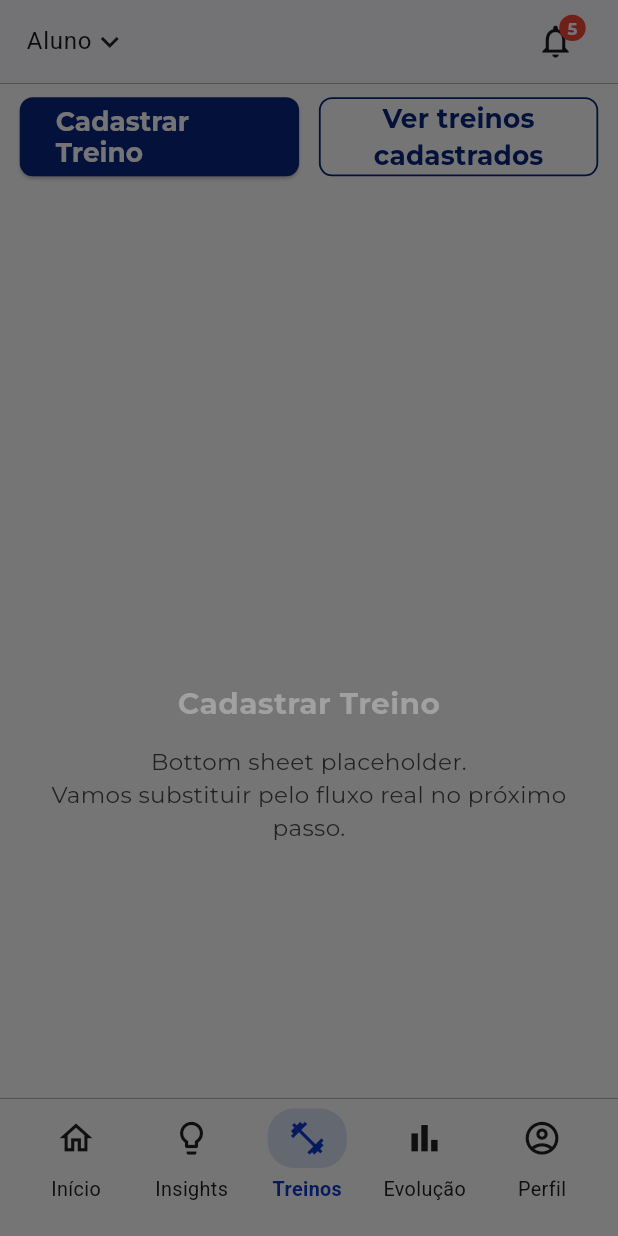
After one commit to grbeltrame/TCC-MOTIVA-APP, a Flutter app: the screen it shows after launch, after a tap on "Entrar", after a tap on "Cadastrar Treino", on a phone screen of 412 x 824 dp. The commit adds this screen. Run offline on Flutter 3.47's test engine with Material 3 defaults, Android fonts, the phone set to English and light mode, and no system bars; our stand-ins replace cloud_firestore, cloud_functions, firebase_auth, firebase_core, flutter_svg, google_sign_in and 2 more; accounts and stored records are empty.

```diff
--- a/flutter_app/lib/core/theme/app_theme.dart
+++ b/flutter_app/lib/core/theme/app_theme.dart
@@ -179,21 +179,21 @@ class AppTheme {
       // ======================
       // Dialogs
       // // ======================
-      // dialogTheme: DialogTheme(
-      //   shape: RoundedRectangleBorder(borderRadius: BorderRadius.circular(16)),
-      //   titleTextStyle: TextStyle(
-      //     fontFamily: AppFonts.montserrat,
-      //     fontWeight: AppFontWeight.bold,
-      //     fontSize: 20,
-      //     color: AppColors.darkText,
-      //   ),
-      //   contentTextStyle: TextStyle(
-      //     fontFamily: AppFonts.roboto,
-      //     fontWeight: AppFontWeight.regular,
-      //     fontSize: 14,
-      //     color: AppColors.darkText,
-      //   ),
-      // ),
+      dialogTheme: DialogTheme(
+        shape: RoundedRectangleBorder(borderRadius: BorderRadius.circular(16)),
+        titleTextStyle: TextStyle(
+          fontFamily: AppFonts.montserrat,
+          fontWeight: AppFontWeight.bold,
+          fontSize: 20,
+          color: AppColors.darkText,
+        ),
+        contentTextStyle: TextStyle(
+          fontFamily: AppFonts.roboto,
+          fontWeight: AppFontWeight.regular,
+          fontSize: 14,
+          color: AppColors.darkText,
+        ),
+      ),
 
       // ======================
       // SnackBar
--- a/flutter_app/lib/features/auth/presentation/login_screen.dart
+++ b/flutter_app/lib/features/auth/presentation/login_screen.dart
@@ -132,7 +132,7 @@ class _LoginScreenState extends State<LoginScreen> {
                   onPressed:
                       () => Navigator.pushReplacementNamed(
                         context,
-                        AppRoutes.athleteHome,
+                        AppRoutes.coachTraining,
                       ), //leva direto pra pagina de atleta pra teste
                   // onPressed: () { ///DESCOMENTAR QUANDO TIVER VALIDAÇÃO DO BACKEND
                   //   // if (_formKey.currentState!.validate()) {
--- /dev/null
+++ b/flutter_app/lib/features/user/coach/coach_registered_trainings_screen.dart
@@ -0,0 +1,45 @@
+// lib/shared/screens/athlete_training_screen.dart
+import 'package:flutter/material.dart';
+import 'package:flutter_app/shared/widgets/mocks/app_bottom_sheet.dart';
+import 'package:flutter_app/shared/widgets/utils/back_button.dart';
+import 'package:flutter_app/shared/widgets/utils/bottom_navbar.dart';
+import 'package:flutter_app/shared/widgets/bottom_sheets/box_signup_coach.dart';
+
+import 'package:flutter_app/shared/widgets/utils/top_navbar.dart';
+
+class CoachRegisteredTrainingScreen extends StatefulWidget {
+  static const routeName = '/coach_registered_training';
+  const CoachRegisteredTrainingScreen({Key? key}) : super(key: key);
+
+  @override
+  State<CoachRegisteredTrainingScreen> createState() =>
+      _CoachRegisteredTrainingScreenState();
+}
+
+class _CoachRegisteredTrainingScreenState
+    extends State<CoachRegisteredTrainingScreen> {
+  void _openRegisterBoxSheet(BuildContext context) {
+    showAppBottomSheet(context, const BoxSignupCoach());
+  }
+
+  @override
+  Widget build(BuildContext context) {
+    final scale = MediaQuery.of(context).size.width / 375.0;
+
+    return Scaffold(
+      appBar: TopNavbar(onRegisterBox: () => _openRegisterBoxSheet(context)),
+      bottomNavigationBar: const BottomNavBar(),
+
+      body: SingleChildScrollView(
+        padding: EdgeInsets.symmetric(
+          vertical: 8 * scale,
+          horizontal: 12 * scale,
+        ),
+        child: Column(
+          crossAxisAlignment: CrossAxisAlignment.stretch,
+          children: [AppBackButton()],
+        ),
+      ),
+    );
+  }
+}
--- /dev/null
+++ b/flutter_app/lib/features/user/coach/coach_training_screen.dart
@@ -0,0 +1,46 @@
+// lib/shared/screens/athlete_training_screen.dart
+import 'package:flutter/material.dart';
+import 'package:flutter_app/shared/widgets/mocks/app_bottom_sheet.dart';
+import 'package:flutter_app/shared/widgets/sections/coach/coach_trainings_actions_section.dart';
+import 'package:flutter_app/shared/widgets/utils/bottom_navbar.dart';
+import 'package:flutter_app/shared/widgets/bottom_sheets/box_signup_coach.dart';
+
+import 'package:flutter_app/shared/widgets/utils/top_navbar.dart';
+
+class CoachTrainingScreen extends StatefulWidget {
+  static const routeName = '/coach_training';
+  const CoachTrainingScreen({Key? key}) : super(key: key);
+
+  @override
+  State<CoachTrainingScreen> createState() => _CoachTrainingScreenState();
+}
+
+class _CoachTrainingScreenState extends State<CoachTrainingScreen> {
+  void _openRegisterBoxSheet(BuildContext context) {
+    showAppBottomSheet(context, const BoxSignupCoach());
+  }
+
+  @override
+  Widget build(BuildContext context) {
+    final scale = MediaQuery.of(context).size.width / 375.0;
+
+    return Scaffold(
+      appBar: TopNavbar(onRegisterBox: () => _openRegisterBoxSheet(context)),
+      bottomNavigationBar: const BottomNavBar(),
+
+      body: SingleChildScrollView(
+        padding: EdgeInsets.symmetric(
+          vertical: 8 * scale,
+          horizontal: 12 * scale,
+        ),
+        child: Column(
+          crossAxisAlignment: CrossAxisAlignment.stretch,
+          children: [
+            // Botoes de navegação
+            CoachTrainingsActionsSection(),
+          ],
+        ),
+      ),
+    );
+  }
+}
--- a/flutter_app/lib/routes/app_routes.dart
+++ b/flutter_app/lib/routes/app_routes.dart
@@ -23,6 +23,8 @@ import 'package:flutter_app/features/auth/presentation/reset_password_screen.dar
 import 'package:flutter_app/features/auth/presentation/terms_screen.dart';
 import 'package:flutter_app/features/auth/presentation/privacy_policy_screen.dart';
 import 'package:flutter_app/features/splash/presentation/splash_screen.dart';
+import 'package:flutter_app/features/user/coach/coach_registered_trainings_screen.dart';
+import 'package:flutter_app/features/user/coach/coach_training_screen.dart';
 
 /// Centralização de nomes e mapeamento de rotas da aplicação.
 class AppRoutes {
@@ -55,6 +57,9 @@ class AppRoutes {
       AllChampionshipsScreen.routeName;
 
   static const String coachHome = CoachHomeScreen.routeName;
+  static const String coachTraining = CoachTrainingScreen.routeName;
+  static String coachRegisteredTrainings =
+      CoachRegisteredTrainingScreen.routeName;
 }
 
 /// Mapeamento de rotas para usar no MaterialApp(routes:)
@@ -82,4 +87,7 @@ final Map<String, WidgetBuilder> appRouteMap = {
   AppRoutes.athleteAllChampionships: (_) => const AllChampionshipsScreen(),
 
   AppRoutes.coachHome: (_) => const CoachHomeScreen(),
+  AppRoutes.coachTraining: (_) => const CoachTrainingScreen(),
+  AppRoutes.coachRegisteredTrainings:
+      (_) => const CoachRegisteredTrainingScreen(),
 };
--- /dev/null
+++ b/flutter_app/lib/shared/widgets/sections/coach/coach_trainings_actions_section.dart
@@ -0,0 +1,135 @@
+import 'package:flutter/material.dart';
+import 'package:flutter_app/core/constants/app_colors.dart';
+import 'package:flutter_app/core/constants/app_fonts.dart';
+import 'package:flutter_app/routes/app_routes.dart';
+import 'package:flutter_app/shared/widgets/mocks/app_bottom_sheet.dart';
+import 'package:flutter_app/shared/widgets/utils/primary_button.dart';
+
+/// SECTION pública: dois botões no padrão do projeto.
+/// - "Cadastrar Treino": abre bottom sheet (placeholder por enquanto)
+/// - "Ver treinos cadastrados": navega para a página de listagem
+class CoachTrainingsActionsSection extends StatelessWidget {
+  const CoachTrainingsActionsSection({super.key});
+
+  void _openCreateTrainingSheet(BuildContext context) {
+    // Placeholder do bottom sheet – vamos substituir pelo fluxo real depois
+    showAppBottomSheet(context, const _CreateTrainingSheetPlaceholder());
+  }
+
+  void _goToRegisteredTrainings(BuildContext context) {
+    // TODO(nav): confirmar se esta rota está certa no seu AppRoutes
+    Navigator.pushNamed(context, AppRoutes.coachRegisteredTrainings);
+  }
+
+  @override
+  Widget build(BuildContext context) {
+    final scale = MediaQuery.of(context).size.width / 375.0;
+
+    return Row(
+      children: [
+        // Botão preenchido — usa o seu PrimaryButton
+        Expanded(
+          child: PrimaryButton(
+            label: 'Cadastrar Treino',
+            onPressed: () => _openCreateTrainingSheet(context),
+          ),
+        ),
+        SizedBox(width: 12 * scale),
+        // Botão contornado — estilo alinhado ao DS do projeto
+        Expanded(
+          child: _OutlinedActionButton(
+            label: 'Ver treinos cadastrados',
+            onPressed: () => _goToRegisteredTrainings(context),
+          ),
+        ),
+      ],
+    );
+  }
+}
+
+/// Bottom sheet temporário — só para manter a navegação funcionando.
+/// Trocaremos pelo conteúdo real quando formos construir o fluxo.
+class _CreateTrainingSheetPlaceholder extends StatelessWidget {
+  const _CreateTrainingSheetPlaceholder();
+
+  @override
+  Widget build(BuildContext context) {
+    final scale = MediaQuery.of(context).size.width / 375.0;
+    final inset = MediaQuery.of(context).viewInsets.bottom;
+
+    return Padding(
+      padding: EdgeInsets.fromLTRB(
+        16 * scale,
+        16 * scale,
+        16 * scale,
+        inset + 16 * scale,
+      ),
+      child: SizedBox(
+        height: 320 * scale,
+        child: Column(
+          crossAxisAlignment: CrossAxisAlignment.stretch,
+          children: [
+            Text(
+              'Cadastrar Treino',
+              textAlign: TextAlign.center,
+              style: TextStyle(
+                fontFamily: AppFonts.montserrat,
+                fontWeight: AppFontWeight.bold,
+                fontSize: 18 * scale,
+              ),
+            ),
+            SizedBox(height: 12 * scale),
+            Text(
+              'Bottom sheet placeholder.\nVamos substituir pelo fluxo real no próximo passo.',
+              textAlign: TextAlign.center,
+              style: TextStyle(
+                fontFamily: AppFonts.montserrat,
+                fontSize: 14 * scale,
+                color: AppColors.darkText,
+              ),
+            ),
+          ],
+        ),
+      ),
+    );
+  }
+}
+
+/// Botão contornado no padrão visual do projeto.
+/// Mantém tipografia e cores de AppColors/AppFonts.
+class _OutlinedActionButton extends StatelessWidget {
+  final String label;
+  final VoidCallback onPressed;
+
+  const _OutlinedActionButton({required this.label, required this.onPressed});
+
+  @override
+  Widget build(BuildContext context) {
+    final scale = MediaQuery.of(context).size.width / 375.0;
+
+    return SizedBox(
+      width: double.infinity,
+      height: 48 * scale,
+      child: OutlinedButton(
+        style: OutlinedButton.styleFrom(
+          side: BorderSide(color: AppColors.darkBlue, width: 1.2),
+          shape: RoundedRectangleBorder(
+            borderRadius: BorderRadius.circular(8 * scale),
+          ),
+          foregroundColor: AppColors.darkBlue,
+        ),
+        onPressed: onPressed,
+        child: Text(
+          label,
+          textAlign: TextAlign.center,
+          style: TextStyle(
+            fontFamily: AppFonts.montserrat,
+            fontWeight: AppFontWeight.bold,
+            fontSize: 16 * scale,
+            color: AppColors.darkBlue,
+          ),
+        ),
+      ),
+    );
+  }
+}
--- a/flutter_app/lib/shared/widgets/utils/bottom_navbar.dart
+++ b/flutter_app/lib/shared/widgets/utils/bottom_navbar.dart
@@ -50,8 +50,8 @@ class _BottomNavBarState extends State<BottomNavBar> {
       _NavItem(
         icon: Icons.fitness_center,
         label: 'Treinos',
-        routeAthlete: AppRoutes.athleteTraining,
-        routeCoach: '/coach_trainings',
+        routeAthlete: AppRoutes.coachTraining,
+        routeCoach: '/coach_training',
       ),
       _NavItem(
         icon: Icons.bar_chart,
```
Also changed, not shown: flutter_app/pubspec.lock, 9 other files.
